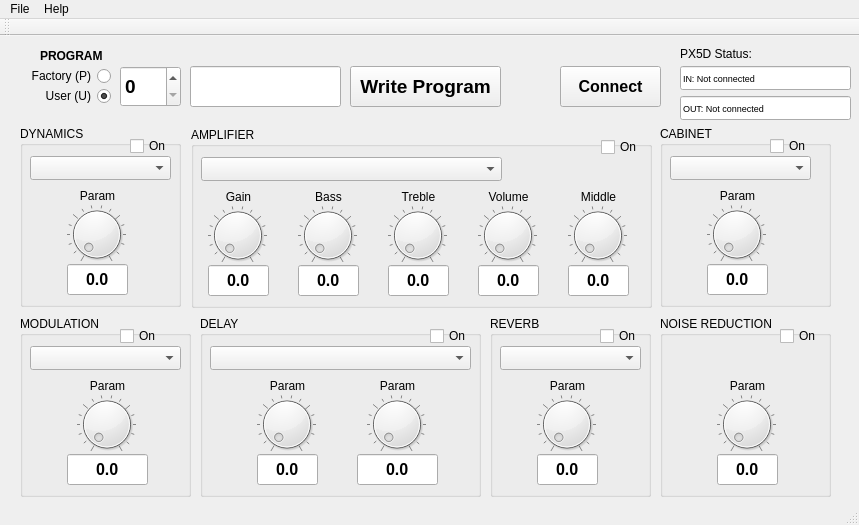
First picture: the form in mainwindow.ui, repository soulfish/px5deditor, before the edit.
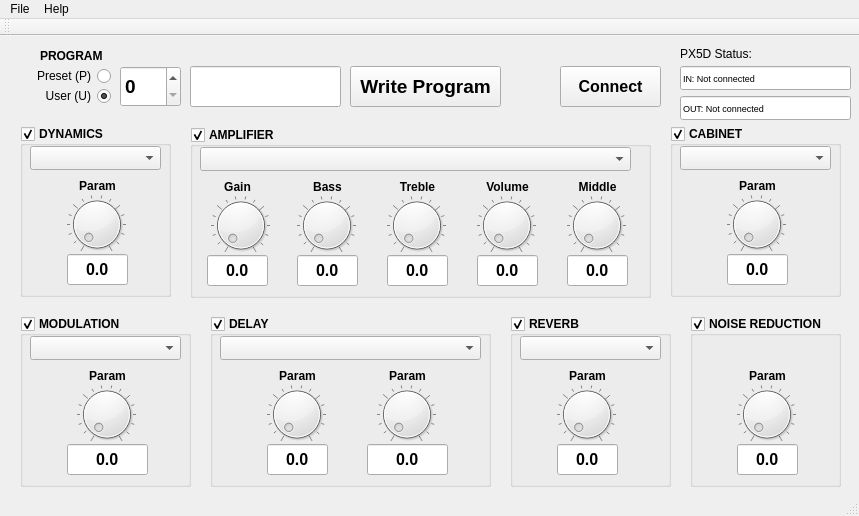
Second picture: the form after the edit.

Commit message: Issue #9 Replaced checkboxes group checkboxes, and a few other UI changes

Patch:
```diff
--- a/mainwindow.ui
+++ b/mainwindow.ui
@@ -7,7 +7,7 @@
     <x>0</x>
     <y>0</y>
     <width>859</width>
-    <height>525</height>
+    <height>516</height>
    </rect>
   </property>
   <property name="windowTitle">
@@ -106,14 +106,14 @@
      <rect>
       <x>20</x>
       <y>90</y>
-      <width>161</width>
-      <height>181</height>
+      <width>151</width>
+      <height>171</height>
      </rect>
     </property>
     <property name="font">
      <font>
-      <weight>50</weight>
-      <bold>false</bold>
+      <weight>75</weight>
+      <bold>true</bold>
      </font>
     </property>
     <property name="autoFillBackground">
@@ -126,27 +126,14 @@
      <string>DYNAMICS</string>
     </property>
     <property name="checkable">
-     <bool>false</bool>
+     <bool>true</bool>
     </property>
-    <widget class="QCheckBox" name="dynamicsOn">
-     <property name="geometry">
-      <rect>
-       <x>110</x>
-       <y>10</y>
-       <width>41</width>
-       <height>20</height>
-      </rect>
-     </property>
-     <property name="text">
-      <string>On</string>
-     </property>
-    </widget>
     <widget class="QComboBox" name="dynamicsType">
      <property name="geometry">
       <rect>
        <x>10</x>
-       <y>30</y>
-       <width>141</width>
+       <y>20</y>
+       <width>131</width>
        <height>24</height>
       </rect>
      </property>
@@ -155,7 +142,7 @@
      <property name="geometry">
       <rect>
        <x>30</x>
-       <y>60</y>
+       <y>50</y>
        <width>91</width>
        <height>111</height>
       </rect>
@@ -238,40 +225,30 @@
    <widget class="QGroupBox" name="groupBox_2">
     <property name="geometry">
      <rect>
-      <x>191</x>
+      <x>190</x>
       <y>91</y>
       <width>461</width>
-      <height>181</height>
+      <height>171</height>
      </rect>
     </property>
     <property name="font">
      <font>
-      <weight>50</weight>
-      <bold>false</bold>
+      <weight>75</weight>
+      <bold>true</bold>
      </font>
     </property>
     <property name="title">
      <string>AMPLIFIER</string>
     </property>
-    <widget class="QCheckBox" name="amplifierOn">
-     <property name="geometry">
-      <rect>
-       <x>410</x>
-       <y>10</y>
-       <width>40</width>
-       <height>20</height>
-      </rect>
-     </property>
-     <property name="text">
-      <string>On</string>
-     </property>
-    </widget>
+    <property name="checkable">
+     <bool>true</bool>
+    </property>
     <widget class="QComboBox" name="ampType">
      <property name="geometry">
       <rect>
        <x>10</x>
-       <y>30</y>
-       <width>301</width>
+       <y>20</y>
+       <width>431</width>
        <height>24</height>
       </rect>
      </property>
@@ -280,7 +257,7 @@
      <property name="geometry">
       <rect>
        <x>0</x>
-       <y>60</y>
+       <y>50</y>
        <width>91</width>
        <height>111</height>
       </rect>
@@ -342,7 +319,7 @@
      <widget class="QDial" name="ampParamDial1">
       <property name="geometry">
        <rect>
-        <x>16</x>
+        <x>20</x>
         <y>16</y>
         <width>61</width>
         <height>64</height>
@@ -363,7 +340,7 @@
      <property name="geometry">
       <rect>
        <x>90</x>
-       <y>60</y>
+       <y>50</y>
        <width>91</width>
        <height>111</height>
       </rect>
@@ -446,7 +423,7 @@
      <property name="geometry">
       <rect>
        <x>180</x>
-       <y>60</y>
+       <y>50</y>
        <width>91</width>
        <height>111</height>
       </rect>
@@ -529,7 +506,7 @@
      <property name="geometry">
       <rect>
        <x>270</x>
-       <y>60</y>
+       <y>50</y>
        <width>91</width>
        <height>111</height>
       </rect>
@@ -612,7 +589,7 @@
      <property name="geometry">
       <rect>
        <x>360</x>
-       <y>60</y>
+       <y>50</y>
        <width>91</width>
        <height>111</height>
       </rect>
@@ -698,30 +675,26 @@
       <x>20</x>
       <y>280</y>
       <width>171</width>
-      <height>181</height>
+      <height>171</height>
      </rect>
     </property>
+    <property name="font">
+     <font>
+      <weight>75</weight>
+      <bold>true</bold>
+     </font>
+    </property>
     <property name="title">
      <string>MODULATION</string>
     </property>
-    <widget class="QCheckBox" name="modulationOn">
-     <property name="geometry">
-      <rect>
-       <x>100</x>
-       <y>10</y>
-       <width>41</width>
-       <height>20</height>
-      </rect>
-     </property>
-     <property name="text">
-      <string>On</string>
-     </property>
-    </widget>
+    <property name="checkable">
+     <bool>true</bool>
+    </property>
     <widget class="QComboBox" name="modulationType">
      <property name="geometry">
       <rect>
        <x>10</x>
-       <y>30</y>
+       <y>20</y>
        <width>151</width>
        <height>24</height>
       </rect>
@@ -731,7 +704,7 @@
      <property name="geometry">
       <rect>
        <x>40</x>
-       <y>60</y>
+       <y>50</y>
        <width>91</width>
        <height>111</height>
       </rect>
@@ -814,33 +787,29 @@
    <widget class="QGroupBox" name="groupBox_4">
     <property name="geometry">
      <rect>
-      <x>200</x>
+      <x>210</x>
       <y>280</y>
       <width>281</width>
-      <height>181</height>
+      <height>171</height>
      </rect>
     </property>
+    <property name="font">
+     <font>
+      <weight>75</weight>
+      <bold>true</bold>
+     </font>
+    </property>
     <property name="title">
      <string>DELAY</string>
     </property>
-    <widget class="QCheckBox" name="delayOn">
-     <property name="geometry">
-      <rect>
-       <x>230</x>
-       <y>10</y>
-       <width>41</width>
-       <height>20</height>
-      </rect>
-     </property>
-     <property name="text">
-      <string>On</string>
-     </property>
-    </widget>
+    <property name="checkable">
+     <bool>true</bool>
+    </property>
     <widget class="QComboBox" name="delayType">
      <property name="geometry">
       <rect>
        <x>10</x>
-       <y>30</y>
+       <y>20</y>
        <width>261</width>
        <height>24</height>
       </rect>
@@ -850,7 +819,7 @@
      <property name="geometry">
       <rect>
        <x>40</x>
-       <y>60</y>
+       <y>50</y>
        <width>91</width>
        <height>111</height>
       </rect>
@@ -933,7 +902,7 @@
      <property name="geometry">
       <rect>
        <x>150</x>
-       <y>60</y>
+       <y>50</y>
        <width>91</width>
        <height>111</height>
       </rect>
@@ -1016,33 +985,29 @@
    <widget class="QGroupBox" name="groupBox_5">
     <property name="geometry">
      <rect>
-      <x>660</x>
+      <x>670</x>
       <y>90</y>
       <width>171</width>
-      <height>181</height>
+      <height>171</height>
      </rect>
     </property>
+    <property name="font">
+     <font>
+      <weight>75</weight>
+      <bold>true</bold>
+     </font>
+    </property>
     <property name="title">
      <string>CABINET</string>
     </property>
-    <widget class="QCheckBox" name="cabinetOn">
-     <property name="geometry">
-      <rect>
-       <x>110</x>
-       <y>10</y>
-       <width>41</width>
-       <height>20</height>
-      </rect>
-     </property>
-     <property name="text">
-      <string>On</string>
-     </property>
-    </widget>
+    <property name="checkable">
+     <bool>true</bool>
+    </property>
     <widget class="QWidget" name="widgetCabParam" native="true">
      <property name="geometry">
       <rect>
-       <x>30</x>
-       <y>60</y>
+       <x>40</x>
+       <y>50</y>
        <width>91</width>
        <height>111</height>
       </rect>
@@ -1125,8 +1090,8 @@
      <property name="geometry">
       <rect>
        <x>10</x>
-       <y>30</y>
-       <width>141</width>
+       <y>20</y>
+       <width>151</width>
        <height>24</height>
       </rect>
      </property>
@@ -1135,33 +1100,29 @@
    <widget class="QGroupBox" name="groupBox_6">
     <property name="geometry">
      <rect>
-      <x>490</x>
+      <x>510</x>
       <y>280</y>
       <width>161</width>
-      <height>181</height>
+      <height>171</height>
      </rect>
     </property>
+    <property name="font">
+     <font>
+      <weight>75</weight>
+      <bold>true</bold>
+     </font>
+    </property>
     <property name="title">
      <string>REVERB</string>
     </property>
-    <widget class="QCheckBox" name="reverbOn">
-     <property name="geometry">
-      <rect>
-       <x>110</x>
-       <y>10</y>
-       <width>41</width>
-       <height>20</height>
-      </rect>
-     </property>
-     <property name="text">
-      <string>On</string>
-     </property>
-    </widget>
+    <property name="checkable">
+     <bool>true</bool>
+    </property>
     <widget class="QWidget" name="widgetReverbParam" native="true">
      <property name="geometry">
       <rect>
        <x>30</x>
-       <y>60</y>
+       <y>50</y>
        <width>91</width>
        <height>111</height>
       </rect>
@@ -1244,7 +1205,7 @@
      <property name="geometry">
       <rect>
        <x>10</x>
-       <y>30</y>
+       <y>20</y>
        <width>141</width>
        <height>24</height>
       </rect>
@@ -1254,20 +1215,29 @@
    <widget class="QGroupBox" name="groupBox_7">
     <property name="geometry">
      <rect>
-      <x>660</x>
+      <x>690</x>
       <y>280</y>
-      <width>171</width>
-      <height>181</height>
+      <width>151</width>
+      <height>171</height>
      </rect>
     </property>
+    <property name="font">
+     <font>
+      <weight>75</weight>
+      <bold>true</bold>
+     </font>
+    </property>
     <property name="title">
      <string>NOISE REDUCTION</string>
     </property>
+    <property name="checkable">
+     <bool>true</bool>
+    </property>
     <widget class="QWidget" name="widgetNoiseReductionParam" native="true">
      <property name="geometry">
       <rect>
-       <x>40</x>
-       <y>60</y>
+       <x>30</x>
+       <y>50</y>
        <width>91</width>
        <height>111</height>
       </rect>
@@ -1346,19 +1316,6 @@
       </property>
      </widget>
     </widget>
-    <widget class="QCheckBox" name="noiseReductionOn">
-     <property name="geometry">
-      <rect>
-       <x>120</x>
-       <y>10</y>
-       <width>41</width>
-       <height>20</height>
-      </rect>
-     </property>
-     <property name="text">
-      <string>On</string>
-     </property>
-    </widget>
    </widget>
    <widget class="QWidget" name="programCommands" native="true">
     <property name="geometry">
@@ -1420,7 +1377,7 @@
       <enum>Qt::RightToLeft</enum>
      </property>
      <property name="text">
-      <string>Factory (P)</string>
+      <string>Preset (P)</string>
      </property>
     </widget>
     <widget class="QSpinBox" name="programNumber">
```
Left out of the diff: 14 changed lines with no effect on the pictures. The commit also changes 2 other files.
